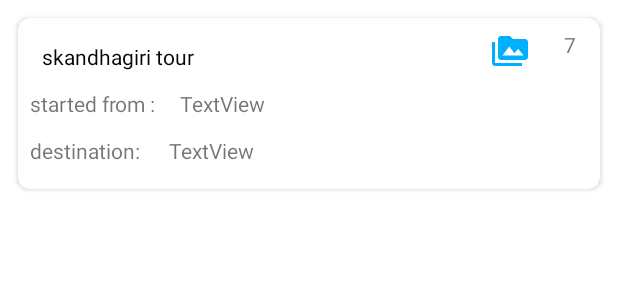
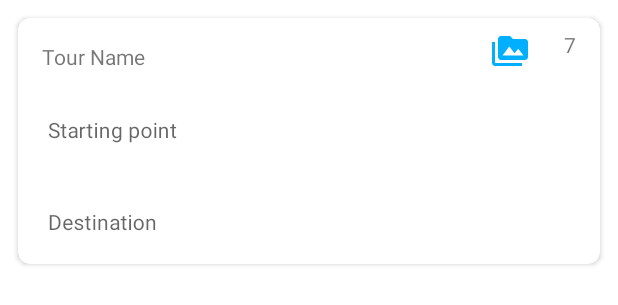
Before and after one commit to rsinghsep/GeoTouristApp, an Android app: the layout row_tour_info.xml on its own in the app's theme, with its tools: preview values and no code run, on a phone screen of 412 x 824 dp. Shown: the top 305 px of the screen. Run offline under Robolectric (Android 15) with nearby library versions, the phone set to English and light mode, and no system bars.

Commit message:
updated card view for tour detail

```diff
--- a/app/src/main/res/layout/activity_tour_detail.xml
+++ b/app/src/main/res/layout/activity_tour_detail.xml
@@ -82,7 +82,7 @@
         <androidx.recyclerview.widget.RecyclerView
             android:id="@+id/mediaList"
             android:layout_width="match_parent"
-            android:layout_height="480dp"
+            android:layout_height="wrap_content"
             app:layout_constraintEnd_toEndOf="parent"
             app:layout_constraintStart_toStartOf="parent"
             app:layout_constraintTop_toBottomOf="@+id/textView10"/>
--- a/app/src/main/res/layout/media_preview.xml
+++ b/app/src/main/res/layout/media_preview.xml
@@ -3,7 +3,8 @@
     xmlns:android="http://schemas.android.com/apk/res/android"
     xmlns:app="http://schemas.android.com/apk/res-auto"
     xmlns:tools="http://schemas.android.com/tools"
-    xmlns:bind="http://schemas.android.com/apk/res-auto">
+    xmlns:bind="http://schemas.android.com/apk/res-auto"
+    android:layout_gravity="center">
     <data>
         <variable
             name="mediaRef"
@@ -19,7 +20,7 @@
         android:id="@+id/imageView3"
         android:layout_width="120dp"
         android:layout_height="150dp"
-        android:background="#ff0011"
+        android:background="#6f6f6f"
         mediaLocalRef="@{mediaRef}"
         android:layout_margin="16dp"/>
 
--- a/app/src/main/res/layout/row_tour_info.xml
+++ b/app/src/main/res/layout/row_tour_info.xml
@@ -28,53 +28,48 @@
                 android:layout_height="wrap_content"
                 android:layout_marginStart="16dp"
                 android:layout_marginTop="16dp"
-                android:textColor="#070707"
                 app:layout_constraintStart_toStartOf="parent"
                 app:layout_constraintTop_toTopOf="parent"
                 android:text="@{tour.tourName}"
-                tools:text="skandhagiri tour"/>
+                tools:text="Tour Name"/>
 
-            <TextView
-                android:id="@+id/textView5"
-                android:layout_width="wrap_content"
-                android:layout_height="wrap_content"
-                android:layout_marginStart="8dp"
-                android:layout_marginTop="12dp"
-                android:text="started from :"
+
+            <com.google.android.material.textfield.TextInputLayout
+                android:id="@+id/tilStartingPoint"
+                style="@style/AppTextInputLayout"
+                android:layout_marginTop="8dp"
                 app:layout_constraintStart_toStartOf="parent"
-                app:layout_constraintTop_toBottomOf="@+id/tourName" />
+                app:layout_constraintTop_toBottomOf="@+id/tourName">
 
-            <TextView
-                android:id="@+id/startAddress"
-                android:layout_width="wrap_content"
-                android:layout_height="wrap_content"
-                android:layout_marginStart="16dp"
-                app:layout_constraintStart_toEndOf="@+id/textView5"
-                app:layout_constraintTop_toTopOf="@+id/textView5"
-                android:text="@{Converters.getReadableAddress(tour.startAddress)}"
-                tools:text="TextView"/>
+                <EditText
+                    android:id="@+id/edtStartingPoint"
+                    style="@style/AppTextInputEditText"
+                    android:hint="Starting point"
+                    android:inputType="textMultiLine"
+                    android:lines="1"
+                    android:maxLines="2"
+                    android:text='@{tour.startAddress}'
+                    android:textSize="14sp" />
 
-            <TextView
-                android:id="@+id/textView7"
-                android:layout_width="wrap_content"
-                android:layout_height="wrap_content"
-                android:layout_marginStart="8dp"
-                android:layout_marginTop="12dp"
-                android:layout_marginBottom="16dp"
-                android:text="destination: "
-                app:layout_constraintBottom_toBottomOf="parent"
+            </com.google.android.material.textfield.TextInputLayout>
+            <com.google.android.material.textfield.TextInputLayout
+                android:id="@+id/tilDestination"
+                style="@style/AppTextInputLayout"
+                app:layout_constraintEnd_toEndOf="parent"
                 app:layout_constraintStart_toStartOf="parent"
-                app:layout_constraintTop_toBottomOf="@+id/startAddress" />
+                app:layout_constraintTop_toBottomOf="@+id/tilStartingPoint">
 
-            <TextView
-                android:id="@+id/destinationAddress"
-                android:layout_width="wrap_content"
-                android:layout_height="wrap_content"
-                android:layout_marginStart="16dp"
-                app:layout_constraintStart_toEndOf="@+id/textView7"
-                app:layout_constraintTop_toTopOf="@+id/textView7"
-                android:text="@{Converters.getReadableAddress(tour.destinationAddress)}"
-                tools:text="TextView"/>
+                <EditText
+                    android:id="@+id/edtDestination"
+                    style="@style/AppTextInputEditText"
+                    android:hint="Destination"
+                    android:inputType="textMultiLine"
+                    android:lines="1"
+                    android:maxLines="2"
+                    android:text="@{tour.destinationAddress}"
+                    android:textSize="14sp" />
+
+            </com.google.android.material.textfield.TextInputLayout>
 
             <TextView
                 android:id="@+id/textView2"
```
